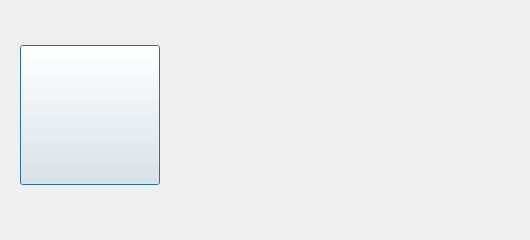
Before: the Qt Designer form src/dialogaboutthis.ui in cnldw/FinanceFileReader, drawn with Qt 5.
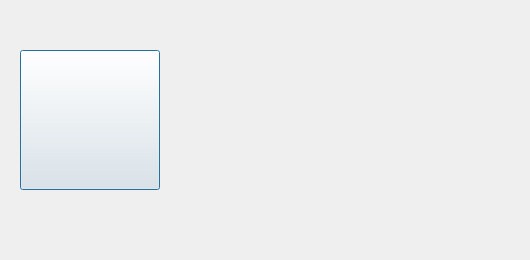
After: the same form once the commit is applied. Icons and pictures are not drawn.

Diff of the .ui file:
```diff
--- a/src/dialogaboutthis.ui
+++ b/src/dialogaboutthis.ui
@@ -7,19 +7,19 @@
     <x>0</x>
     <y>0</y>
     <width>530</width>
-    <height>240</height>
+    <height>260</height>
    </rect>
   </property>
   <property name="minimumSize">
    <size>
     <width>530</width>
-    <height>240</height>
+    <height>260</height>
    </size>
   </property>
   <property name="maximumSize">
    <size>
     <width>530</width>
-    <height>240</height>
+    <height>260</height>
    </size>
   </property>
   <property name="windowTitle">
@@ -31,7 +31,7 @@
      <x>190</x>
      <y>10</y>
      <width>331</width>
-     <height>221</height>
+     <height>241</height>
     </rect>
    </property>
    <property name="toolTip">
@@ -54,7 +54,7 @@
    <property name="geometry">
     <rect>
      <x>20</x>
-     <y>45</y>
+     <y>50</y>
      <width>140</width>
      <height>140</height>
     </rect>
```
